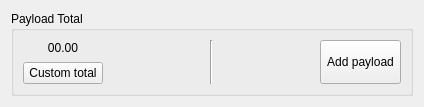
Before: the Qt Designer form main_program/gui_interface_designs/payload_total_widget_design.ui in yimenhfeifei/josm-invoice, drawn with Qt 5.
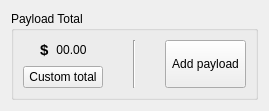
After: the same form once the commit is applied.

```diff
--- a/main_program/gui_interface_designs/payload_total_widget_design.ui
+++ b/main_program/gui_interface_designs/payload_total_widget_design.ui
@@ -6,23 +6,49 @@
    <rect>
     <x>0</x>
     <y>0</y>
-    <width>424</width>
+    <width>269</width>
     <height>107</height>
    </rect>
   </property>
   <property name="windowTitle">
    <string>Form</string>
   </property>
-  <layout class="QVBoxLayout" name="verticalLayout_2">
+  <layout class="QHBoxLayout" name="horizontalLayout_3">
    <item>
     <widget class="QGroupBox" name="payloadTotalBox">
      <property name="title">
       <string>Payload Total</string>
      </property>
-     <layout class="QHBoxLayout" name="horizontalLayout">
+     <layout class="QHBoxLayout" name="horizontalLayout_2">
       <item>
        <layout class="QVBoxLayout" name="verticalLayout">
         <item>
+         <layout class="QHBoxLayout" name="horizontalLayout">
+          <item>
+           <spacer name="horizontalSpacer_3">
+            <property name="orientation">
+             <enum>Qt::Horizontal</enum>
+            </property>
+            <property name="sizeHint" stdset="0">
+             <size>
+              <width>13</width>
+              <height>20</height>
+             </size>
+            </property>
+           </spacer>
+          </item>
+          <item>
+           <widget class="QLabel" name="label">
+            <property name="text">
+             <string>&lt;!DOCTYPE HTML PUBLIC &quot;-//W3C//DTD HTML 4.0//EN&quot; &quot;http://www.w3.org/TR/REC-html40/strict.dtd&quot;&gt;
+&lt;html&gt;&lt;head&gt;&lt;meta name=&quot;qrichtext&quot; content=&quot;1&quot; /&gt;&lt;style type=&quot;text/css&quot;&gt;
+p, li { white-space: pre-wrap; }
+&lt;/style&gt;&lt;/head&gt;&lt;body style=&quot; font-family:'Sans Serif'; font-size:9pt; font-weight:400; font-style:normal;&quot;&gt;
+&lt;p style=&quot; margin-top:0px; margin-bottom:0px; margin-left:0px; margin-right:0px; -qt-block-indent:0; text-indent:0px;&quot;&gt;&lt;span style=&quot; font-size:11pt; font-weight:600;&quot;&gt;$&lt;/span&gt;&lt;/p&gt;&lt;/body&gt;&lt;/html&gt;</string>
+            </property>
+           </widget>
+          </item>
+          <item>
          <widget class="QLabel" name="payloadTotalLabel">
           <property name="text">
            <string>00.00</string>
@@ -31,6 +57,21 @@
            <set>Qt::AlignCenter</set>
           </property>
          </widget>
+          </item>
+          <item>
+           <spacer name="horizontalSpacer_4">
+            <property name="orientation">
+             <enum>Qt::Horizontal</enum>
+            </property>
+            <property name="sizeHint" stdset="0">
+             <size>
+              <width>13</width>
+              <height>20</height>
+             </size>
+            </property>
+           </spacer>
+          </item>
+         </layout>
         </item>
         <item>
          <widget class="QPushButton" name="customTotalButton">
```
Lines whose indentation alone changed are shown as unchanged.
